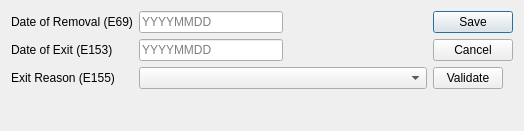
The window that ui/ui_removal1993.ui (zstamper/AFCARS-AXE) describes before a commit, drawn with Qt 5.
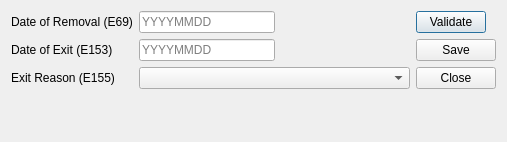
The same window after the commit.

Patch:
```diff
--- a/ui/ui_removal1993.ui
+++ b/ui/ui_removal1993.ui
@@ -6,8 +6,8 @@
    <rect>
     <x>0</x>
     <y>0</y>
-    <width>524</width>
-    <height>131</height>
+    <width>507</width>
+    <height>142</height>
    </rect>
   </property>
   <property name="font">
@@ -142,19 +142,6 @@
    </item>
    <item>
     <layout class="QVBoxLayout" name="verticalLayout">
-     <item>
-      <widget class="QDialogButtonBox" name="form_action">
-       <property name="orientation">
-        <enum>Qt::Vertical</enum>
-       </property>
-       <property name="standardButtons">
-        <set>QDialogButtonBox::Cancel|QDialogButtonBox::Save</set>
-       </property>
-       <property name="centerButtons">
-        <bool>false</bool>
-       </property>
-      </widget>
-     </item>
      <item>
       <widget class="QPushButton" name="validate_button">
        <property name="maximumSize">
@@ -168,6 +155,20 @@
        </property>
       </widget>
      </item>
+     <item>
+      <widget class="QPushButton" name="save_button">
+       <property name="text">
+        <string>Save</string>
+       </property>
+      </widget>
+     </item>
+     <item>
+      <widget class="QPushButton" name="close_button">
+       <property name="text">
+        <string>Close</string>
+       </property>
+      </widget>
+     </item>
      <item>
       <spacer name="verticalSpacer_12">
        <property name="orientation">
```
Left out of the diff: 35 changed lines with no effect on the pictures.
